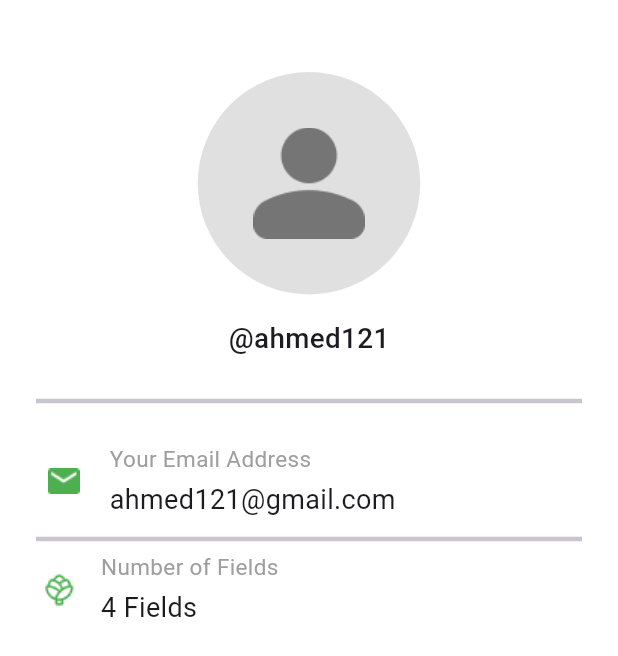
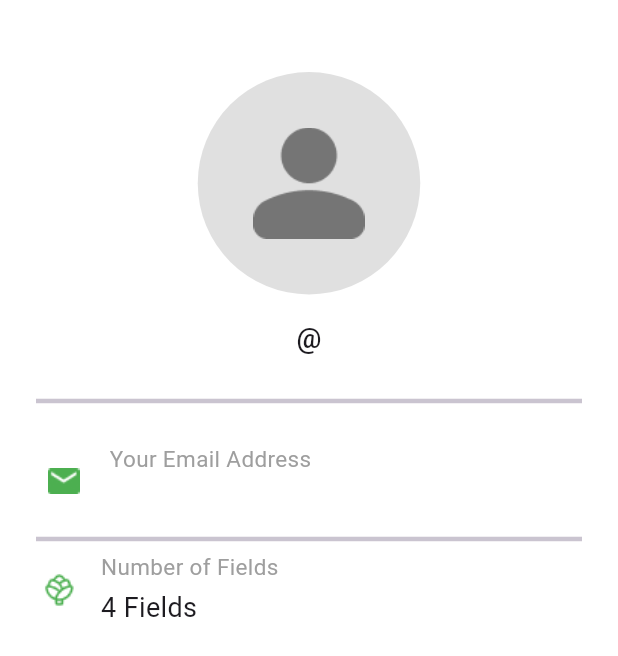
Before and after one commit to AbdallahEssam58/smartfarm_with_iot_app, a Flutter app: the PersonalTab screen opened directly, on a phone screen of 412 x 824 dp. Shown: the top 656 px of the screen. Run offline on Flutter 3.47's test engine with Material 3 defaults, Android fonts, the phone set to English and light mode, and no system bars; our stand-ins replace carousel_slider, cloud_firestore, firebase_auth, firebase_core, flutter_screenutil, flutter_signin_button and 2 more; accounts and stored records are empty.

Commit message:
Edit  commit

```diff
--- a/lib/home/tabs/personal_tab.dart
+++ b/lib/home/tabs/personal_tab.dart
@@ -1,4 +1,6 @@
 import 'package:flutter/material.dart';
+import 'package:provider/provider.dart';
+import '../../provider/my_provider.dart';
 
 class PersonalTab extends StatelessWidget {
   const PersonalTab({super.key});
@@ -6,12 +8,18 @@ class PersonalTab extends StatelessWidget {
   @override
   Widget build(BuildContext context) {
     final size = MediaQuery.of(context).size;
+    final provider = Provider.of<MyProvider>(context);
+    final user = provider.userModel;
+
     return Scaffold(
       backgroundColor: Colors.white,
-      body: LayoutBuilder(
+      body: user == null
+          ? const Center(child: CircularProgressIndicator())
+          : LayoutBuilder(
               builder: (context, constraints) {
                 return SingleChildScrollView(
-            padding: const EdgeInsets.symmetric(horizontal: 24, vertical: 48),
+                  padding:
+                      const EdgeInsets.symmetric(horizontal: 24, vertical: 48),
                   child: Column(
                     crossAxisAlignment: CrossAxisAlignment.center,
                     children: [
@@ -19,14 +27,14 @@ class PersonalTab extends StatelessWidget {
                         radius: size.width * 0.18,
                         backgroundColor: Colors.grey.shade300,
                         child: ImageIcon(
-                    AssetImage("assets/images/Personal.png"),
+                          const AssetImage("assets/images/Personal.png"),
                           size: size.width * 0.18,
                           color: Colors.grey.shade600,
                         ),
                       ),
                       const SizedBox(height: 16),
                       Text(
-                  '@ahmed121',
+                        '@${user.firstName}${user.lastName}',
                         style: TextStyle(
                           fontSize: size.width * 0.045,
                           fontWeight: FontWeight.w500,
@@ -37,23 +45,21 @@ class PersonalTab extends StatelessWidget {
                       const SizedBox(height: 20),
                       Row(
                         children: [
-                    Image.asset("assets/images/Vector.png",color: Colors.green,height: 30,),
-                    // Icon(Icons.email, color: Colors.green, size: 28),
+                          Image.asset("assets/images/Vector.png",
+                              color: Colors.green, height: 30),
                           const SizedBox(width: 12),
                           Column(
                             crossAxisAlignment: CrossAxisAlignment.start,
-                      children: const [
+                            children: [
+                              const Text(
+                                "Your Email Address",
+                                style:
+                                    TextStyle(color: Colors.grey, fontSize: 15),
+                              ),
+                              const SizedBox(height: 4),
                               Text(
-                          "Your Email Address",
-                          style: TextStyle(
-                            color: Colors.grey,
-                            fontSize: 15,
-                          ),
-                        ),
-                        SizedBox(height: 4),
-                        Text(
-                          "ahmed121@gmail.com",
-                          style: TextStyle(fontSize: 18),
+                                user.email,
+                                style: const TextStyle(fontSize: 18),
                               ),
                             ],
                           ),
@@ -63,19 +69,16 @@ class PersonalTab extends StatelessWidget {
                       const Divider(thickness: 3),
                       Row(
                         children: [
-                    Image.asset("assets/images/Fields.png",color: Colors.green,height: 30,),
-                    //ImageIcon(AssetImage("assets/images/Fields.png"),color: Colors.green,),
-                    // Icon(Icons.grass, color: Colors.green, size: 28),
+                          Image.asset("assets/images/Fields.png",
+                              color: Colors.green, height: 30),
                           const SizedBox(width: 12),
                           Column(
                             crossAxisAlignment: CrossAxisAlignment.start,
                             children: const [
                               Text(
                                 "Number of Fields",
-                          style: TextStyle(
-                            color: Colors.grey,
-                            fontSize: 15,
-                          ),
+                                style:
+                                    TextStyle(color: Colors.grey, fontSize: 15),
                               ),
                               SizedBox(height: 4),
                               Text(
@@ -94,3 +97,100 @@ class PersonalTab extends StatelessWidget {
     );
   }
 }
+
+// import 'package:flutter/material.dart';
+//
+// class PersonalTab extends StatelessWidget {
+//   const PersonalTab({super.key});
+//
+//   @override
+//   Widget build(BuildContext context) {
+//     final size = MediaQuery.of(context).size;
+//     return Scaffold(
+//       backgroundColor: Colors.white,
+//       body: LayoutBuilder(
+//         builder: (context, constraints) {
+//           return SingleChildScrollView(
+//             padding: const EdgeInsets.symmetric(horizontal: 24, vertical: 48),
+//             child: Column(
+//               crossAxisAlignment: CrossAxisAlignment.center,
+//               children: [
+//                 CircleAvatar(
+//                   radius: size.width * 0.18,
+//                   backgroundColor: Colors.grey.shade300,
+//                   child: ImageIcon(
+//                     AssetImage("assets/images/Personal.png"),
+//                     size: size.width * 0.18,
+//                     color: Colors.grey.shade600,
+//                   ),
+//                 ),
+//                 const SizedBox(height: 16),
+//                 Text(
+//                   '@ahmed121',
+//                   style: TextStyle(
+//                     fontSize: size.width * 0.045,
+//                     fontWeight: FontWeight.w500,
+//                   ),
+//                 ),
+//                 const SizedBox(height: 20),
+//                 const Divider(thickness: 3),
+//                 const SizedBox(height: 20),
+//                 Row(
+//                   children: [
+//                     Image.asset("assets/images/Vector.png",color: Colors.green,height: 30,),
+//                     // Icon(Icons.email, color: Colors.green, size: 28),
+//                     const SizedBox(width: 12),
+//                     Column(
+//                       crossAxisAlignment: CrossAxisAlignment.start,
+//                       children: const [
+//                         Text(
+//                           "Your Email Address",
+//                           style: TextStyle(
+//                             color: Colors.grey,
+//                             fontSize: 15,
+//                           ),
+//                         ),
+//                         SizedBox(height: 4),
+//                         Text(
+//                           "ahmed121@gmail.com",
+//                           style: TextStyle(fontSize: 18),
+//                         ),
+//                       ],
+//                     ),
+//                   ],
+//                 ),
+//                 const SizedBox(height: 5),
+//                 const Divider(thickness: 3),
+//                 Row(
+//                   children: [
+//                     Image.asset("assets/images/Fields.png",color: Colors.green,height: 30,),
+//                     //ImageIcon(AssetImage("assets/images/Fields.png"),color: Colors.green,),
+//                     // Icon(Icons.grass, color: Colors.green, size: 28),
+//                     const SizedBox(width: 12),
+//                     Column(
+//                       crossAxisAlignment: CrossAxisAlignment.start,
+//                       children: const [
+//                         Text(
+//                           "Number of Fields",
+//                           style: TextStyle(
+//                             color: Colors.grey,
+//                             fontSize: 15,
+//                           ),
+//                         ),
+//                         SizedBox(height: 4),
+//                         Text(
+//                           "4 Fields",
+//                           style: TextStyle(fontSize: 18),
+//                         ),
+//                       ],
+//                     ),
+//                   ],
+//                 ),
+//               ],
+//             ),
+//           );
+//         },
+//       ),
+//     );
+//   }
+// }
```
Lines whose indentation alone changed are shown as unchanged.
